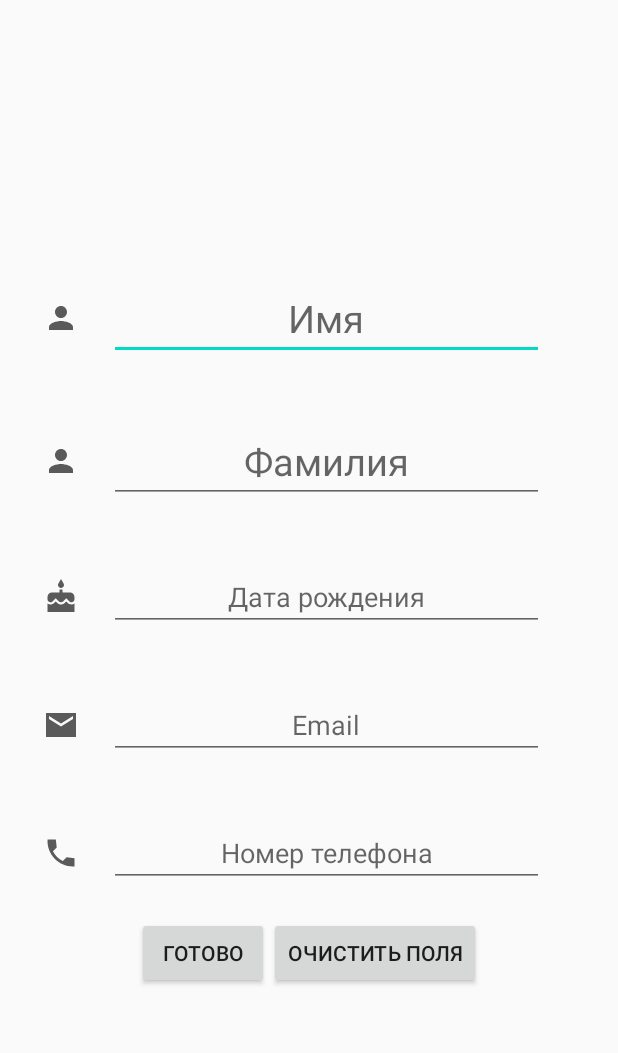
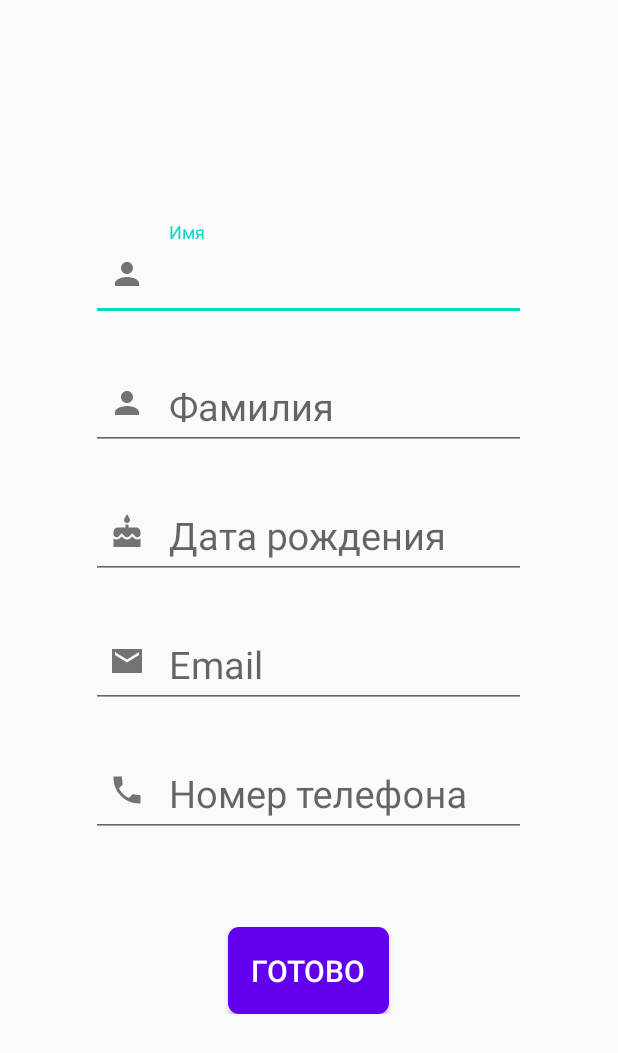
Before and after one commit to PotapovDmitriy/MyTestAndroidApplication, an Android app: the screen it shows after launch (SecondActivity), in the options menu, after a tap on "О бо мне", on a phone screen of 412 x 824 dp. Shown: the top 1053 px of the screen. Run offline under Robolectric (Android 15) with nearby library versions, the phone set to English and light mode, and no system bars.

Commit message:
Поправил работу фонарика и изменил внешний вид поля для ввода информации о себе

```diff
--- a/app/build.gradle
+++ b/app/build.gradle
@@ -31,4 +31,5 @@ dependencies {
     testImplementation 'junit:junit:4.12'
     androidTestImplementation 'androidx.test.ext:junit:1.1.1'
     androidTestImplementation 'androidx.test.espresso:espresso-core:3.2.0'
+    implementation 'com.google.android.material:material:1.1.0'
 }
--- a/app/src/main/java/com/example/mytestandroidapplication/MainActivity.java
+++ b/app/src/main/java/com/example/mytestandroidapplication/MainActivity.java
@@ -49,16 +49,6 @@ public class MainActivity extends AppCompatActivity implements ChangeBackgroundC
         intent = getIntent();
         flag = intent.getStringExtra("flag");
     }
-    @Override
-    protected void onPause() {
-        super.onPause();
-        try {
-            t.join();
-        } catch (InterruptedException e) {
-            e.printStackTrace();
-        }
-    }
-
 
     @Override
     public boolean onCreateOptionsMenu(Menu menu) {
@@ -85,8 +75,10 @@ public class MainActivity extends AppCompatActivity implements ChangeBackgroundC
                 Toast.makeText(this, "Не надо так!!!!", Toast.LENGTH_SHORT).show();
                 break;
             case R.id.light:
-                checkPermission();
-                cam = Camera.open();
+                if(  cam == null){
+                    checkPermission();
+                    cam = Camera.open();
+                }
                 t = new Thread(new Runnable() {
                     public void run() {
                         Camera.Parameters p = cam.getParameters();
--- a/app/src/main/java/com/example/mytestandroidapplication/SecondActivity.java
+++ b/app/src/main/java/com/example/mytestandroidapplication/SecondActivity.java
@@ -16,7 +16,7 @@ public class SecondActivity extends Activity implements OnClickListener {
     EditText etName, etSecondName, etMail, etDOB, etNum;
     SharedPreferences sharedPreferences;
     SharedPreferences.Editor editor;
-    Button btnReady, btnClr;
+    Button btnReady;
     Intent intent;
 
     public static String NAME = "name";
@@ -36,11 +36,10 @@ public class SecondActivity extends Activity implements OnClickListener {
         etMail = findViewById(R.id.etMail);
         etDOB = findViewById(R.id.etDOB);
         etNum = findViewById(R.id.etNum);
+        setTitle("Заполните информацию о себе");
 
         btnReady = findViewById(R.id.btnReady);
         btnReady.setOnClickListener(this);
-        btnClr = findViewById(R.id.btnClear);
-        btnClr.setOnClickListener(this);
         LoadText();
 
     }
@@ -71,13 +70,6 @@ public class SecondActivity extends Activity implements OnClickListener {
                     Toast.makeText(this, "Все поля должны быть заполнены", Toast.LENGTH_SHORT).show();
                 }
                 break;
-            case R.id.btnClear:
-                etName.setText("");
-                etSecondName.setText("");
-                etDOB.setText("");
-                etNum.setText("");
-                etMail.setText("");
-                break;
             default:
                 break;
         }
--- a/app/src/main/java/com/example/mytestandroidapplication/ThirdActivity.java
+++ b/app/src/main/java/com/example/mytestandroidapplication/ThirdActivity.java
@@ -36,7 +36,7 @@ public class ThirdActivity extends AppCompatActivity implements View.OnClickList
         setContentView(R.layout.activity_third);
         sharedPreferences = getPreferences(MODE_PRIVATE);
         editor = sharedPreferences.edit();
-        setTitle("About me");
+        setTitle("О бо мне");
 
         intent = getIntent();
         tvName = findViewById(R.id.tvName);
--- /dev/null
+++ b/app/src/main/res/drawable/border.xml
@@ -0,0 +1,17 @@
+<?xml version="1.0" encoding="utf-8"?>
+
+<shape xmlns:android="http://schemas.android.com/apk/res/android"
+    android:shape="rectangle">
+
+    <!-- View background color -->
+    <solid android:color="@color/colorPrimary"></solid>
+
+    <!-- View border color and width -->
+    <stroke
+        android:width="4dp"
+        android:color="@color/colorPrimary"></stroke>
+
+    <!-- The radius makes the corners rounded -->
+    <corners android:radius="5dp"></corners>
+
+</shape>
--- a/app/src/main/res/layout/activity_main.xml
+++ b/app/src/main/res/layout/activity_main.xml
@@ -35,7 +35,10 @@
             android:layout_width="wrap_content"
             android:layout_margin="20dp"
             android:layout_height="wrap_content"
-            android:text="@string/clickButton" />
+            android:text="@string/clickButton"
+            android:textColor="@color/white"
+            android:padding="15sp"
+            android:background="@drawable/border"/>
     </LinearLayout>
 
 </androidx.constraintlayout.widget.ConstraintLayout>
--- a/app/src/main/res/layout/activity_third.xml
+++ b/app/src/main/res/layout/activity_third.xml
@@ -43,7 +43,7 @@
             android:gravity="center"
             android:orientation="horizontal"
             android:paddingLeft="15sp"
-            android:paddingTop="15sp">
+            android:paddingTop="0sp">
 
             <ImageView
                 android:layout_width="wrap_content"
@@ -66,12 +66,36 @@
             android:gravity="center"
             android:orientation="horizontal"
             android:paddingLeft="15sp"
-            android:paddingTop="15sp">
+            android:paddingTop="0sp">
 
             <ImageView
                 android:layout_width="wrap_content"
                 android:layout_height="wrap_content"
                 android:src="@drawable/cake" />
+
+            <TextView
+                android:id="@+id/tvDOB"
+                android:layout_width="match_parent"
+                android:layout_height="wrap_content"
+                android:layout_gravity="center"
+                android:layout_margin="10dp"
+                android:textSize="20sp" />
+
+        </LinearLayout>
+
+        <LinearLayout
+            android:layout_width="match_parent"
+            android:layout_height="wrap_content"
+            android:gravity="center"
+            android:orientation="horizontal"
+            android:paddingLeft="15sp"
+            android:paddingTop="0sp">
+
+            <ImageView
+                android:layout_width="wrap_content"
+                android:layout_height="wrap_content"
+                android:src="@drawable/email" />
+
 
             <TextView
                 android:id="@+id/tvMail"
@@ -89,31 +113,7 @@
             android:gravity="center"
             android:orientation="horizontal"
             android:paddingLeft="15sp"
-            android:paddingTop="15sp">
-
-            <ImageView
-                android:layout_width="wrap_content"
-                android:layout_height="wrap_content"
-                android:src="@drawable/email" />
-
-
-            <TextView
-                android:id="@+id/tvDOB"
-                android:layout_width="match_parent"
-                android:layout_height="wrap_content"
-                android:layout_gravity="center"
-                android:layout_margin="10dp"
-                android:textSize="20sp" />
-
-        </LinearLayout>
-
-        <LinearLayout
-            android:layout_width="match_parent"
-            android:layout_height="wrap_content"
-            android:gravity="center"
-            android:orientation="horizontal"
-            android:paddingLeft="15sp"
-            android:paddingTop="15sp">
+            app:startIconDrawable="@drawable/phone">
 
             <ImageView
                 android:layout_width="wrap_content"
@@ -125,18 +125,20 @@
                 android:layout_width="match_parent"
                 android:layout_height="wrap_content"
                 android:layout_gravity="center"
-                android:layout_margin="20dp"
+                android:layout_margin="10sp"
                 android:textSize="20sp" />
 
         </LinearLayout>
-
 
         <Button
             android:id="@+id/btnBackToMain"
             android:layout_width="wrap_content"
             android:layout_height="wrap_content"
             android:layout_margin="40sp"
-            android:text="@string/backToMain" />
+            android:text="@string/backToMain"
+            android:textColor="@color/white"
+            android:padding="15sp"
+            android:background="@drawable/border"/>
 
     </LinearLayout>
 
--- a/app/src/main/res/layout/change_background_color_dialog.xml
+++ b/app/src/main/res/layout/change_background_color_dialog.xml
@@ -17,6 +17,7 @@
         android:fontFamily="sans-serif-medium"
         android:textSize="16sp"
         android:text="@string/dialog_title"
+
         android:textAppearance="?android:attr/textAppearanceLarge"/>
 
     <LinearLayout
@@ -30,20 +31,26 @@
             android:layout_width="67dp"
             android:layout_height="wrap_content"
             android:layout_margin="10dp"
-            android:text="@string/blue" />
+            android:text="@string/blue"
+            android:textColor="@color/white"
+            android:background="@drawable/border"/>
 
         <Button
             android:id="@+id/btnWhite"
             android:layout_width="67dp"
             android:layout_height="wrap_content"
             android:layout_margin="10dp"
-            android:text="@string/white" />
+            android:text="@string/white"
+            android:textColor="@color/white"
+            android:background="@drawable/border"/>
 
         <Button
             android:id="@+id/btnGreen"
             android:layout_width="69dp"
             android:layout_height="wrap_content"
             android:layout_margin="10dp"
-            android:text="@string/green" />
+            android:text="@string/green"
+            android:textColor="@color/white"
+            android:background="@drawable/border"/>
     </LinearLayout>
 </LinearLayout>
--- a/app/src/main/res/layout/second_activity.xml
+++ b/app/src/main/res/layout/second_activity.xml
@@ -1,5 +1,6 @@
 <?xml version="1.0" encoding="utf-8"?>
 <androidx.constraintlayout.widget.ConstraintLayout xmlns:android="http://schemas.android.com/apk/res/android"
+    xmlns:app="http://schemas.android.com/apk/res-auto"
     android:layout_width="match_parent"
     android:layout_height="match_parent">
 
@@ -9,142 +10,137 @@
         android:gravity="center"
         android:orientation="vertical">
 
+<!--        <LinearLayout-->
+<!--            -->
+<!--            android:layout_height="wrap_content"-->
+<!--            android:layout_width="350sp"-->
+<!--            android:layout_marginBottom="20sp">-->
+<!--            <TextView-->
+<!--                android:id="@+id/textView"-->
+<!--                android:textSize="30sp"-->
+<!--                android:layout_width="match_parent"-->
+<!--                android:layout_height="wrap_content"-->
+<!--                android:text="@string/info_about_me" />-->
+<!--        </LinearLayout>-->
 
-        <LinearLayout
+
+        <com.google.android.material.textfield.TextInputLayout
             android:layout_width="350sp"
             android:layout_height="wrap_content"
             android:gravity="center"
-            android:orientation="horizontal">
+            android:hint="@string/name"
+            android:orientation="horizontal"
+            app:endIconMode="clear_text"
+            app:startIconDrawable="@drawable/person_black">
 
-            <ImageView
-                android:layout_width="wrap_content"
-                android:layout_height="wrap_content"
-                android:src="@drawable/person_black" />
-
-            <EditText
+            <com.google.android.material.textfield.TextInputEditText
                 android:id="@+id/etName"
                 android:layout_width="290dp"
                 android:layout_height="wrap_content"
                 android:layout_margin="20dp"
                 android:ems="10"
-                android:gravity="center"
-                android:hint="@string/name"
                 android:inputType="text"
                 android:textSize="25sp" />
+        </com.google.android.material.textfield.TextInputLayout>
 
-
-        </LinearLayout>
-
-
-        <LinearLayout
+        <com.google.android.material.textfield.TextInputLayout
             android:layout_width="350sp"
             android:layout_height="wrap_content"
             android:gravity="center"
-            android:orientation="horizontal">
+            android:hint="@string/second_name"
+            android:orientation="horizontal"
+            app:endIconMode="clear_text"
+            app:startIconDrawable="@drawable/person_black">
 
-            <ImageView
-                android:layout_width="wrap_content"
-                android:layout_height="wrap_content"
-                android:src="@drawable/person_black" />
-
-            <EditText
+            <com.google.android.material.textfield.TextInputEditText
                 android:id="@+id/etSName"
                 android:layout_width="290dp"
                 android:layout_height="wrap_content"
                 android:layout_margin="20dp"
                 android:ems="10"
-                android:gravity="center"
-                android:hint="@string/second_name"
                 android:inputType="text"
                 android:textSize="25sp" />
+        </com.google.android.material.textfield.TextInputLayout>
 
-        </LinearLayout>
 
-        <LinearLayout
+        <com.google.android.material.textfield.TextInputLayout
             android:layout_width="350sp"
             android:layout_height="wrap_content"
             android:gravity="center"
-            android:orientation="horizontal">
+            android:hint="@string/dob"
+            android:orientation="horizontal"
+            app:endIconMode="clear_text"
+            app:startIconDrawable="@drawable/cake">
 
-            <ImageView
-                android:layout_width="wrap_content"
-                android:layout_height="wrap_content"
-                android:src="@drawable/cake" />
-
-            <EditText
+            <com.google.android.material.textfield.TextInputEditText
                 android:id="@+id/etDOB"
                 android:layout_width="290dp"
                 android:layout_height="wrap_content"
                 android:layout_margin="20dp"
                 android:ems="10"
-                android:gravity="center"
-                android:hint="@string/dob"
-                android:inputType="date" />
+                android:inputType="date"
+                android:textSize="25sp" />
+        </com.google.android.material.textfield.TextInputLayout>
 
-        </LinearLayout>
 
-        <LinearLayout
+        <com.google.android.material.textfield.TextInputLayout
             android:layout_width="350sp"
             android:layout_height="wrap_content"
             android:gravity="center"
-            android:orientation="horizontal">
+            android:hint="@string/email"
+            android:orientation="horizontal"
+            app:endIconMode="clear_text"
+            app:startIconDrawable="@drawable/email">
 
-            <ImageView
-                android:layout_width="wrap_content"
-                android:layout_height="wrap_content"
-                android:src="@drawable/email" />
-
-            <EditText
+            <com.google.android.material.textfield.TextInputEditText
                 android:id="@+id/etMail"
                 android:layout_width="290dp"
                 android:layout_height="wrap_content"
                 android:layout_margin="20dp"
                 android:ems="10"
-                android:gravity="center"
-                android:hint="@string/email"
-                android:inputType="textEmailAddress" />
-        </LinearLayout>
+                android:inputType="textEmailAddress"
+                android:textSize="25sp" />
+        </com.google.android.material.textfield.TextInputLayout>
 
-        <LinearLayout
+
+        <com.google.android.material.textfield.TextInputLayout
             android:layout_width="350sp"
             android:layout_height="wrap_content"
             android:gravity="center"
-            android:orientation="horizontal">
+            android:hint="@string/number"
+            android:orientation="horizontal"
+            app:endIconMode="clear_text"
+            app:startIconDrawable="@drawable/phone">
 
-            <ImageView
-                android:layout_width="wrap_content"
-                android:layout_height="wrap_content"
-                android:src="@drawable/phone" />
-
-            <EditText
+            <com.google.android.material.textfield.TextInputEditText
                 android:id="@+id/etNum"
                 android:layout_width="290dp"
                 android:layout_height="wrap_content"
                 android:layout_margin="20dp"
                 android:ems="10"
-                android:gravity="center"
-                android:hint="@string/number"
-                android:inputType="number" />
-        </LinearLayout>
+                android:inputType="phone"
+                android:textSize="25sp" />
+        </com.google.android.material.textfield.TextInputLayout>
 
 
         <LinearLayout
             android:layout_width="match_parent"
             android:layout_height="wrap_content"
             android:gravity="center"
-            android:orientation="horizontal">
+            android:orientation="horizontal"
+            android:layout_marginTop="40sp">
 
             <Button
                 android:id="@+id/btnReady"
                 android:layout_width="wrap_content"
                 android:layout_height="wrap_content"
-                android:text="@string/ready" />
+                android:text="@string/ready"
+                android:textSize="20sp"
+                android:textColor="@color/white"
+                android:padding="15sp"
+                android:background="@drawable/border"/>
 
-            <Button
-                android:id="@+id/btnClear"
-                android:layout_width="wrap_content"
-                android:layout_height="wrap_content"
-                android:text="@string/clear" />
+
 
 
         </LinearLayout>
--- a/app/src/main/res/values/strings.xml
+++ b/app/src/main/res/values/strings.xml
@@ -24,4 +24,5 @@
     <string name="about">О бо мне</string>
     <string name="ready">Готово</string>
     <string name="aboutText">About me</string>
+    <string name="info_about_me">заполните информацию о себе</string>
 </resources>
--- a/build.gradle
+++ b/build.gradle
@@ -8,7 +8,7 @@ buildscript {
 
     }
     dependencies {
-        classpath 'com.android.tools.build:gradle:3.6.1'
+        classpath 'com.android.tools.build:gradle:3.6.3'
 
 
         // NOTE: Do not place your application dependencies here; they belong
```
